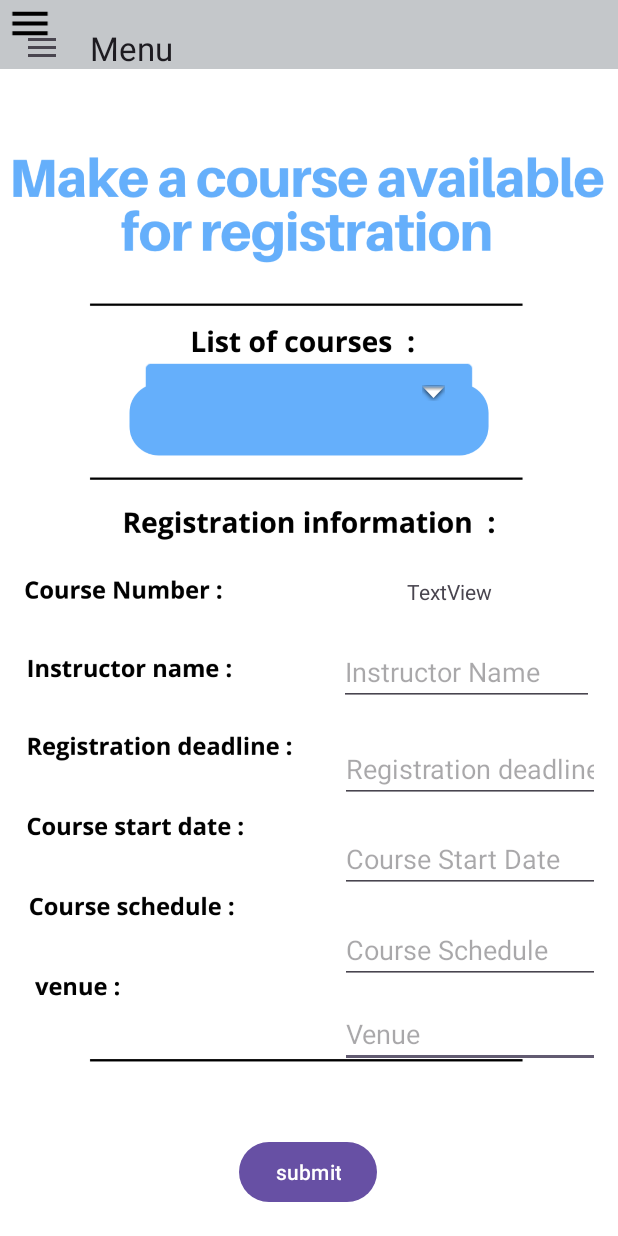
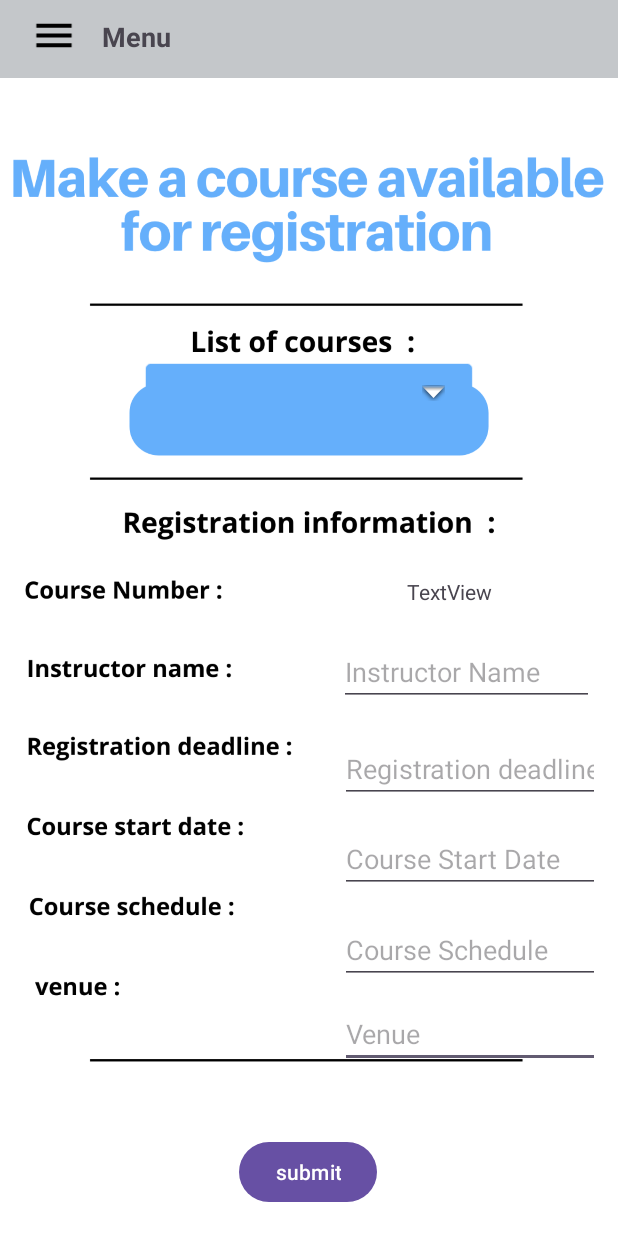
Before and after one commit to qayssafa/AndriodLab_Project1, an Android app: the MakeCourseAvailableForRegistrationActivity screen opened directly, with no data from a screen before it, on a phone screen of 412 x 824 dp. Run offline under Robolectric (Android 15) with nearby library versions, the phone set to English and light mode, and no system bars.

Commit message:
Navigation Drawer update

```diff
--- a/app/src/main/res/layout/activity_make_course_availabe_for_registration.xml
+++ b/app/src/main/res/layout/activity_make_course_availabe_for_registration.xml
@@ -130,12 +130,34 @@
         app:layout_constraintTop_toTopOf="parent"
         app:layout_constraintVertical_bias="0.976" />
 
+    <TextView
+        android:layout_width="433dp"
+        android:layout_height="52dp"
+        android:background="#C4C7CA"
+        app:layout_constraintTop_toTopOf="@+id/imageView5"
+        tools:layout_editor_absoluteX="0dp" />
+
     <ImageView
         android:id="@+id/imageView12"
         android:layout_width="40dp"
         android:layout_height="31dp"
-        app:srcCompat="@drawable/baseline_menu_24"
-        tools:layout_editor_absoluteX="16dp"
-        tools:layout_editor_absoluteY="16dp" />
+        android:layout_marginStart="16dp"
+        android:layout_marginTop="8dp"
+        app:layout_constraintStart_toStartOf="parent"
+        app:layout_constraintTop_toTopOf="@+id/imageView5"
+        app:srcCompat="@drawable/baseline_menu_24" />
+
+    <TextView
+        android:id="@+id/textView4"
+        android:layout_width="wrap_content"
+        android:layout_height="wrap_content"
+        android:layout_marginStart="12dp"
+        android:layout_marginTop="12dp"
+        android:text="Menu"
+        android:textSize="18sp"
+        android:textStyle="bold"
+        app:layout_constraintStart_toEndOf="@+id/imageView12"
+        app:layout_constraintTop_toTopOf="@+id/imageView5" />
+
 
 </androidx.constraintlayout.widget.ConstraintLayout>
```
